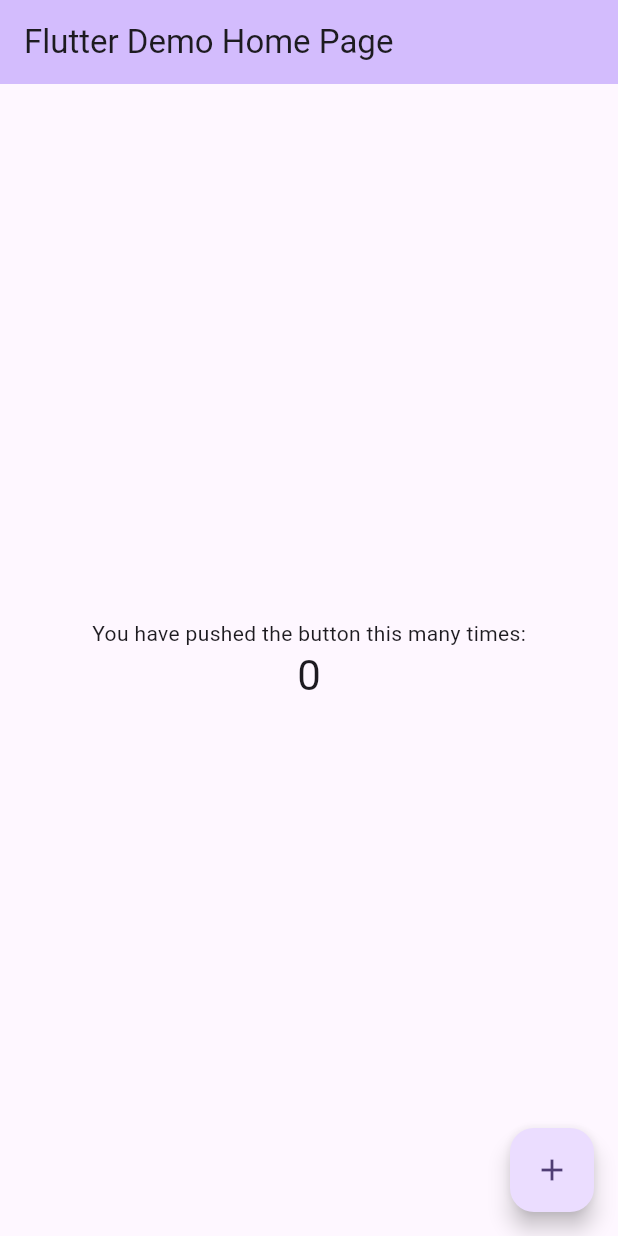
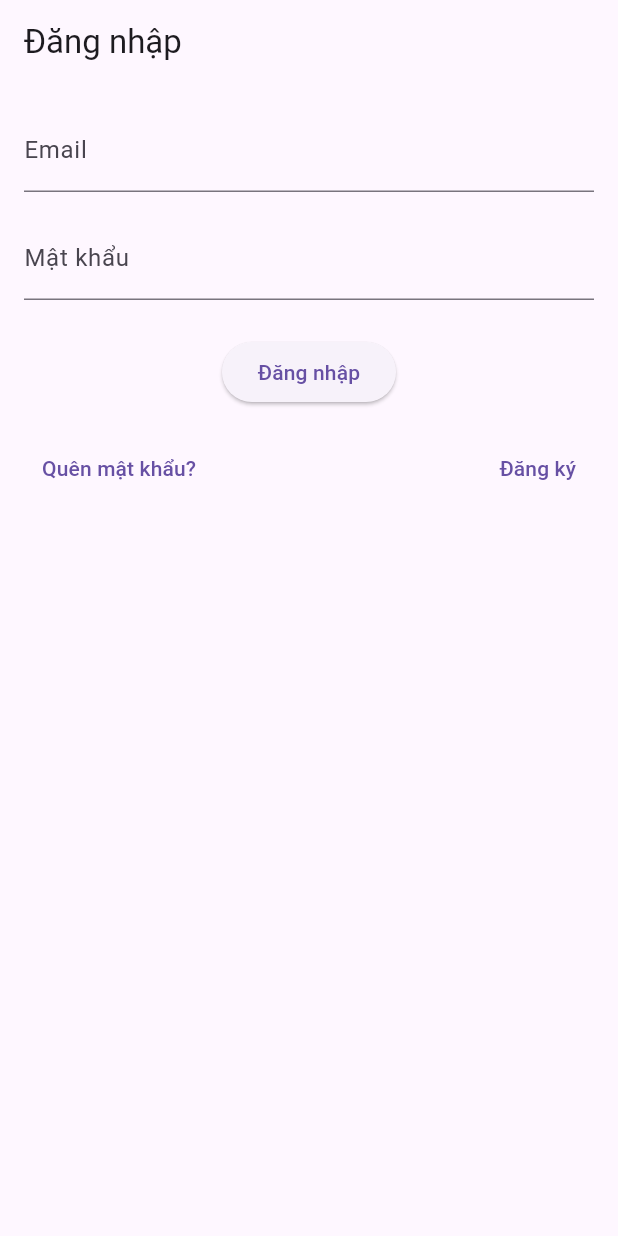
Before and after one commit to hieuphampm/Game-Selling-App, a Flutter app: the screen it shows after launch, on a phone screen of 412 x 824 dp. Run offline on Flutter 3.47's test engine with Material 3 defaults, Android fonts, the light colour scheme and no system bars.

Commit message:
update screens

```diff
--- a/lib/main.dart
+++ b/lib/main.dart
@@ -1,122 +1,24 @@
 import 'package:flutter/material.dart';
+import 'screens/login.dart';
+import 'screens/register.dart';
+import 'screens/forgot_password.dart';
 
 void main() {
-  runApp(const MyApp());
+  runApp(InterviewApplication());
 }
 
-class MyApp extends StatelessWidget {
-  const MyApp({super.key});
-
-  // This widget is the root of your application.
+class InterviewApplication extends StatelessWidget {
   @override
   Widget build(BuildContext context) {
     return MaterialApp(
-      title: 'Flutter Demo',
-      theme: ThemeData(
-        // This is the theme of your application.
-        //
-        // TRY THIS: Try running your application with "flutter run". You'll see
-        // the application has a purple toolbar. Then, without quitting the app,
-        // try changing the seedColor in the colorScheme below to Colors.green
-        // and then invoke "hot reload" (save your changes or press the "hot
-        // reload" button in a Flutter-supported IDE, or press "r" if you used
-        // the command line to start the app).
-        //
-        // Notice that the counter didn't reset back to zero; the application
-        // state is not lost during the reload. To reset the state, use hot
-        // restart instead.
-        //
-        // This works for code too, not just values: Most code changes can be
-        // tested with just a hot reload.
-        colorScheme: ColorScheme.fromSeed(seedColor: Colors.deepPurple),
-      ),
-      home: const MyHomePage(title: 'Flutter Demo Home Page'),
+      title: 'Interview-Application',
+      theme: ThemeData(primarySwatch: Colors.blue),
+      initialRoute: LoginScreen.routeName,
+      routes: {
+        LoginScreen.routeName: (_) => LoginScreen(),
+        RegisterScreen.routeName: (_) => RegisterScreen(),
+        ForgotPasswordScreen.routeName: (_) => ForgotPasswordScreen(),
+      },
     );
   }
 }
-
-class MyHomePage extends StatefulWidget {
-  const MyHomePage({super.key, required this.title});
-
-  // This widget is the home page of your application. It is stateful, meaning
-  // that it has a State object (defined below) that contains fields that affect
-  // how it looks.
-
-  // This class is the configuration for the state. It holds the values (in this
-  // case the title) provided by the parent (in this case the App widget) and
-  // used by the build method of the State. Fields in a Widget subclass are
-  // always marked "final".
-
-  final String title;
-
-  @override
-  State<MyHomePage> createState() => _MyHomePageState();
-}
-
-class _MyHomePageState extends State<MyHomePage> {
-  int _counter = 0;
-
-  void _incrementCounter() {
-    setState(() {
-      // This call to setState tells the Flutter framework that something has
-      // changed in this State, which causes it to rerun the build method below
-      // so that the display can reflect the updated values. If we changed
-      // _counter without calling setState(), then the build method would not be
-      // called again, and so nothing would appear to happen.
-      _counter++;
-    });
-  }
-
-  @override
-  Widget build(BuildContext context) {
-    // This method is rerun every time setState is called, for instance as done
-    // by the _incrementCounter method above.
-    //
-    // The Flutter framework has been optimized to make rerunning build methods
-    // fast, so that you can just rebuild anything that needs updating rather
-    // than having to individually change instances of widgets.
-    return Scaffold(
-      appBar: AppBar(
-        // TRY THIS: Try changing the color here to a specific color (to
-        // Colors.amber, perhaps?) and trigger a hot reload to see the AppBar
-        // change color while the other colors stay the same.
-        backgroundColor: Theme.of(context).colorScheme.inversePrimary,
-        // Here we take the value from the MyHomePage object that was created by
-        // the App.build method, and use it to set our appbar title.
-        title: Text(widget.title),
-      ),
-      body: Center(
-        // Center is a layout widget. It takes a single child and positions it
-        // in the middle of the parent.
-        child: Column(
-          // Column is also a layout widget. It takes a list of children and
-          // arranges them vertically. By default, it sizes itself to fit its
-          // children horizontally, and tries to be as tall as its parent.
-          //
-          // Column has various properties to control how it sizes itself and
-          // how it positions its children. Here we use mainAxisAlignment to
-          // center the children vertically; the main axis here is the vertical
-          // axis because Columns are vertical (the cross axis would be
-          // horizontal).
-          //
-          // TRY THIS: Invoke "debug painting" (choose the "Toggle Debug Paint"
-          // action in the IDE, or press "p" in the console), to see the
-          // wireframe for each widget.
-          mainAxisAlignment: MainAxisAlignment.center,
-          children: <Widget>[
-            const Text('You have pushed the button this many times:'),
-            Text(
-              '$_counter',
-              style: Theme.of(context).textTheme.headlineMedium,
-            ),
-          ],
-        ),
-      ),
-      floatingActionButton: FloatingActionButton(
-        onPressed: _incrementCounter,
-        tooltip: 'Increment',
-        child: const Icon(Icons.add),
-      ), // This trailing comma makes auto-formatting nicer for build methods.
-    );
-  }
-}
--- /dev/null
+++ b/lib/screens/login.dart
@@ -0,0 +1,88 @@
+import 'package:flutter/material.dart';
+import 'register.dart';
+import 'forgot_password.dart';
+
+class LoginScreen extends StatefulWidget {
+  static const routeName = '/login';
+  @override
+  _LoginScreenState createState() => _LoginScreenState();
+}
+
+class _LoginScreenState extends State<LoginScreen> {
+  final _formKey = GlobalKey<FormState>();
+  String _email = '';
+  String _password = '';
+  bool _loading = false;
+
+  void _submit() {
+    if (!_formKey.currentState!.validate()) return;
+    _formKey.currentState!.save();
+    setState(() => _loading = true);
+
+    // TODO: Gọi API đăng nhập
+    Future.delayed(Duration(seconds: 2), () {
+      setState(() => _loading = false);
+      // Ví dụ điều hướng thành công:
+      // Navigator.of(context).pushReplacementNamed(HomeScreen.routeName);
+    });
+  }
+
+  @override
+  Widget build(BuildContext context) {
+    return Scaffold(
+      appBar: AppBar(title: Text('Đăng nhập')),
+      body: Padding(
+        padding: const EdgeInsets.all(16.0),
+        child: Form(
+          key: _formKey,
+          child: Column(
+            children: [
+              TextFormField(
+                decoration: InputDecoration(labelText: 'Email'),
+                keyboardType: TextInputType.emailAddress,
+                validator: (val) =>
+                    val!.contains('@') ? null : 'Email không hợp lệ',
+                onSaved: (val) => _email = val!.trim(),
+              ),
+              SizedBox(height: 16),
+              TextFormField(
+                decoration: InputDecoration(labelText: 'Mật khẩu'),
+                obscureText: true,
+                validator: (val) =>
+                    val!.length >= 6 ? null : 'Mật khẩu ít nhất 6 ký tự',
+                onSaved: (val) => _password = val!.trim(),
+              ),
+              SizedBox(height: 24),
+              _loading
+                  ? CircularProgressIndicator()
+                  : ElevatedButton(
+                      onPressed: _submit,
+                      child: Text('Đăng nhập'),
+                    ),
+              SizedBox(height: 16),
+              Row(
+                mainAxisAlignment: MainAxisAlignment.spaceBetween,
+                children: [
+                  TextButton(
+                    child: Text('Quên mật khẩu?'),
+                    onPressed: () {
+                      Navigator.of(
+                        context,
+                      ).pushNamed(ForgotPasswordScreen.routeName);
+                    },
+                  ),
+                  TextButton(
+                    child: Text('Đăng ký'),
+                    onPressed: () {
+                      Navigator.of(context).pushNamed(RegisterScreen.routeName);
+                    },
+                  ),
+                ],
+              ),
+            ],
+          ),
+        ),
+      ),
+    );
+  }
+}
```
Also changed, not shown: lib/screens/forgot_password.dart (added, +98 -0 lines), lib/screens/register.dart (added, +79 -0 lines).
